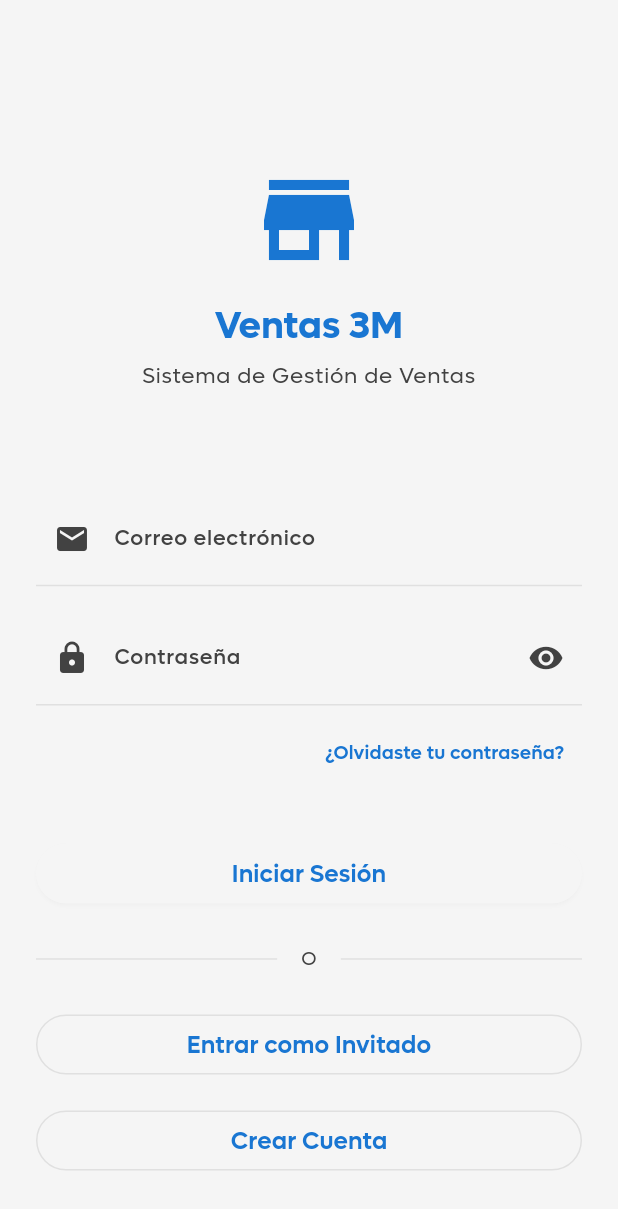
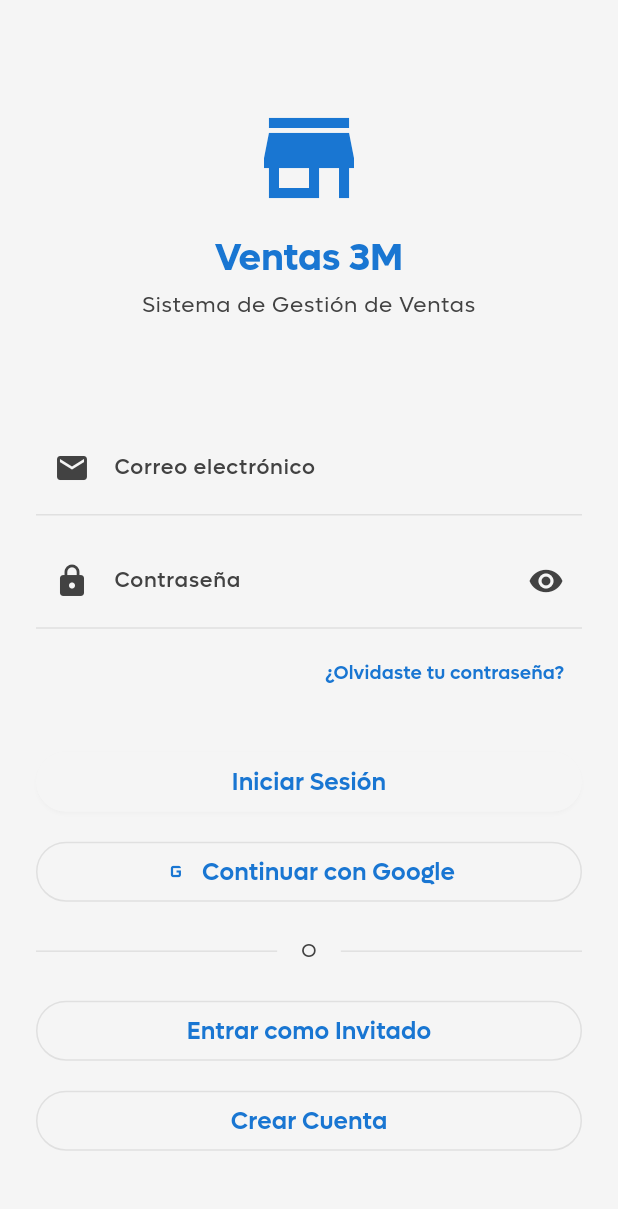
Before and after one commit to mohabh15/Ventas3M, a Flutter app: the screen it shows after launch, on a phone screen of 412 x 824 dp. Shown: the top 1209 px of the screen. Run offline on Flutter 3.47's test engine with Material 3 defaults, Android fonts, the phone set to English and light mode, and no system bars; our stand-ins replace cloud_firestore, firebase_auth, firebase_core, google_sign_in, shared_preferences; accounts and stored records are empty.

Commit message:
google sig in ui

```diff
--- a/ventas3m/lib/screens/login/login_screen.dart
+++ b/ventas3m/lib/screens/login/login_screen.dart
@@ -50,6 +50,17 @@ class _LoginScreenState extends State<LoginScreen> {
     await authProvider.loginAsGuest();
   }
 
+  Future<void> _handleGoogleLogin() async {
+    final authProvider = Provider.of<AuthProvider>(context, listen: false);
+    final success = await authProvider.loginWithGoogle();
+
+    if (!success && mounted) {
+      ScaffoldMessenger.of(context).showSnackBar(
+        SnackBar(content: Text(authProvider.errorMessage ?? 'Error al iniciar sesión con Google')),
+      );
+    }
+  }
+
   @override
   Widget build(BuildContext context) {
     final theme = Theme.of(context);
@@ -64,7 +75,7 @@ class _LoginScreenState extends State<LoginScreen> {
             child: Column(
               crossAxisAlignment: CrossAxisAlignment.stretch,
               children: [
-                SizedBox(height: size.height * 0.1),
+                SizedBox(height: size.height * 0.05),
 
                 // Logo o título
                 Center(
@@ -75,7 +86,7 @@ class _LoginScreenState extends State<LoginScreen> {
                         size: 80,
                         color: theme.colorScheme.primary,
                       ),
-                      const SizedBox(height: 16),
+                      const SizedBox(height: 12),
                       Text(
                         'Ventas 3M',
                         style: theme.textTheme.headlineMedium?.copyWith(
@@ -83,7 +94,7 @@ class _LoginScreenState extends State<LoginScreen> {
                           color: theme.colorScheme.primary,
                         ),
                       ),
-                      const SizedBox(height: 8),
+                      const SizedBox(height: 6),
                       Text(
                         'Sistema de Gestión de Ventas',
                         style: theme.textTheme.bodyLarge?.copyWith(
@@ -117,7 +128,7 @@ class _LoginScreenState extends State<LoginScreen> {
                   },
                 ),
 
-                const SizedBox(height: 16),
+                const SizedBox(height: 12),
 
                 // Campo de contraseña
                 TextFormField(
@@ -147,7 +158,7 @@ class _LoginScreenState extends State<LoginScreen> {
                   },
                 ),
 
-                const SizedBox(height: 8),
+                const SizedBox(height: 6),
 
                 // Enlace "¿Olvidaste tu contraseña?"
                 Align(
@@ -164,7 +175,7 @@ class _LoginScreenState extends State<LoginScreen> {
                   ),
                 ),
 
-                const SizedBox(height: 32),
+                const SizedBox(height: 24),
 
                 // Botón de iniciar sesión
                 Consumer<AuthProvider>(
@@ -180,7 +191,25 @@ class _LoginScreenState extends State<LoginScreen> {
                   },
                 ),
 
-                const SizedBox(height: 24),
+                const SizedBox(height: 12),
+
+                // Botón de continuar con Google
+                Consumer<AuthProvider>(
+                  builder: (context, authProvider, child) {
+                    if (authProvider.isLoading) {
+                      return const LoadingWidget();
+                    }
+                    return AppButton(
+                      text: 'Continuar con Google',
+                      onPressed: _handleGoogleLogin,
+                      variant: AppButtonVariant.outline,
+                      size: AppButtonSize.large,
+                      leadingIcon: Icon(Icons.g_mobiledata), // Placeholder, usarías un icono de Google
+                    );
+                  },
+                ),
+
+                const SizedBox(height: 20),
 
                 // Separador
                 Row(
@@ -199,7 +228,7 @@ class _LoginScreenState extends State<LoginScreen> {
                   ],
                 ),
 
-                const SizedBox(height: 24),
+                const SizedBox(height: 20),
 
                 // Botón de entrar como invitado
                 Consumer<AuthProvider>(
@@ -216,7 +245,7 @@ class _LoginScreenState extends State<LoginScreen> {
                   },
                 ),
 
-                const SizedBox(height: 16),
+                const SizedBox(height: 12),
 
                 // Botón de registro
                 AppButton(
@@ -226,7 +255,7 @@ class _LoginScreenState extends State<LoginScreen> {
                   size: AppButtonSize.large,
                 ),
 
-                SizedBox(height: size.height * 0.05),
+                SizedBox(height: size.height * 0.03),
               ],
             ),
           ),
--- a/ventas3m/pubspec.yaml
+++ b/ventas3m/pubspec.yaml
@@ -45,6 +45,7 @@ dependencies:
   shared_preferences: ^2.3.2
   url_launcher: ^6.3.0
   flutter_svg: ^2.0.10
+  google_sign_in: ^6.2.1
 
 
 dev_dependencies:
```
Also changed, not shown: ventas3m/lib/providers/auth_provider.dart (+21 -0 lines), ventas3m/lib/services/auth_service.dart (+34 -0 lines), ventas3m/pubspec.lock, 1 other file.
